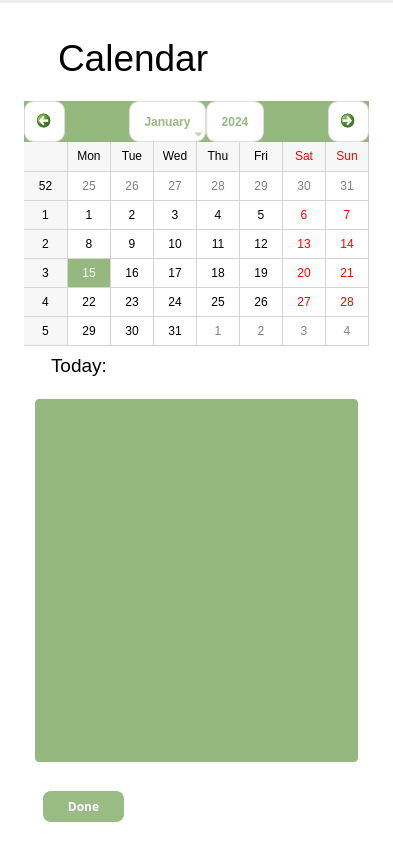
The window that Calendar/WithRadio.ui (richterace/SideKlick) describes before a commit, drawn with Qt 5.
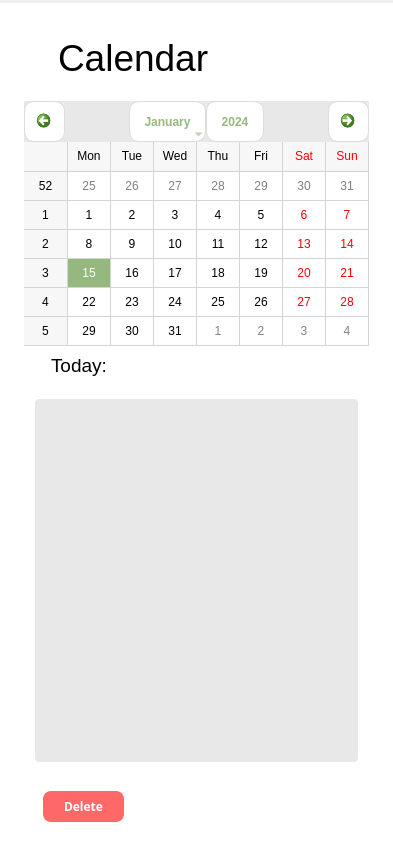
The same window after the commit. The open tabs and pages were chosen to show the change. Icons and pictures are not drawn.

What changed in the file:
```diff
--- a/Calendar/WithRadio.ui
+++ b/Calendar/WithRadio.ui
@@ -122,7 +122,7 @@
 
 /* Calendar Navigation Bar */
 QCalendarWidget QWidget#qt_calendar_navigationbar {
-    background-color: #95b87f; /* Grey background color */
+    background-color: #E8E8E8; /* Grey background color */
 	color: rgb(149, 184, 127);
 }
 
@@ -251,7 +251,7 @@
       <property name="styleSheet">
        <string notr="true">background-color: rgb(255, 239, 213);
 color: rgb(255, 255, 255);
-background-color: rgb(149, 184, 127);
+background-color: rgb(232, 232, 232);
 border-radius:8px;
 border:4px solid white;
 padding:20px;</string>
@@ -276,8 +276,8 @@
       <property name="styleSheet">
        <string notr="true">
         color: #ffffff; /* Text color for enabled state */
-        background-color: #99BC85; /* Background color */
-        border: 2px solid #99BC85; /* Border color */
+        background-color: #FF6868; /* Background color */
+        border: 2px solid #FF6868; /* Border color */
         border-radius: 8px; /* Rounded corners */
         padding: 5px 10px; /* Padding */
 
@@ -288,33 +288,9 @@
 </string>
       </property>
       <property name="text">
-       <string>Done</string>
+       <string>Delete</string>
       </property>
      </widget>
-     <widget class="QLabel" name="label">
-      <property name="geometry">
-       <rect>
-        <x>0</x>
-        <y>0</y>
-        <width>393</width>
-        <height>852</height>
-       </rect>
-      </property>
-      <property name="font">
-       <font>
-        <pointsize>20</pointsize>
-       </font>
-      </property>
-      <property name="styleSheet">
-       <string notr="true">background:none;
-background-color:transparent;
-border-image: url(:/Your paragraph text.png);</string>
-      </property>
-      <property name="text">
-       <string/>
-      </property>
-     </widget>
-     <zorder>label</zorder>
      <zorder>taskListWidget</zorder>
      <zorder>HeaderPage1</zorder>
      <zorder>BackButton</zorder>
```
Left out of the diff: 13 changed lines with no effect on the pictures.
